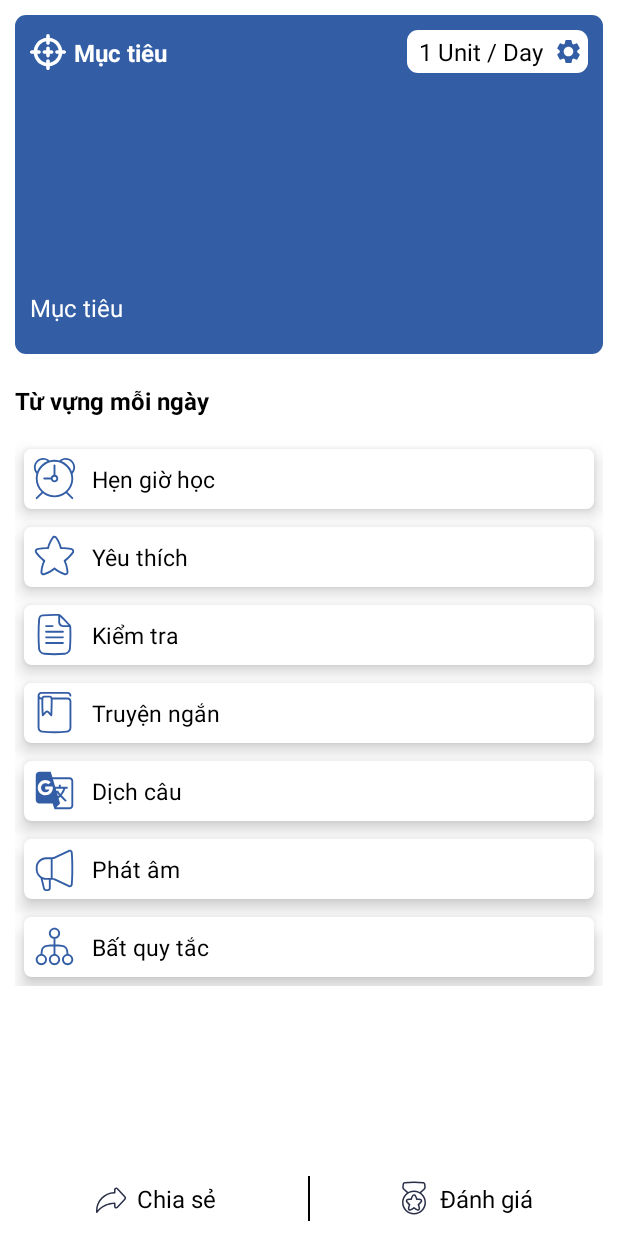
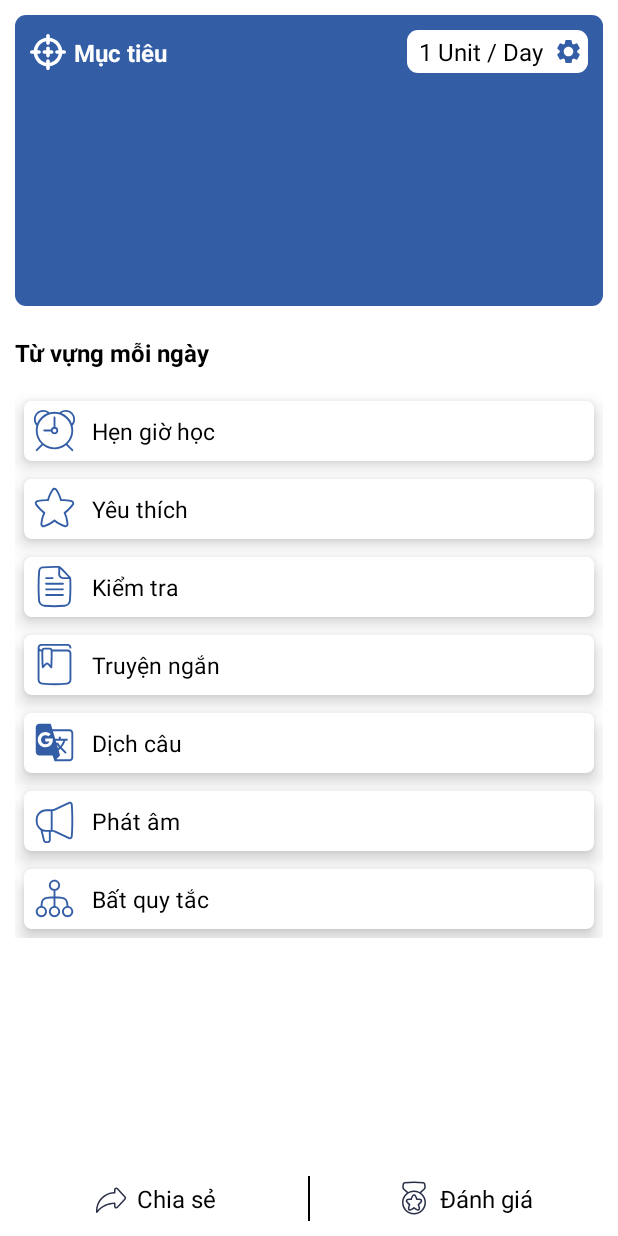
Before and after one commit to tinvongoc54/HackNao, an Android app: the layout fragment_home.xml on its own in the app's theme, with its tools: preview values and no code run, on a phone screen of 412 x 824 dp. Run offline under Robolectric (Android 15) with nearby library versions, the phone set to English and light mode, and no system bars.

Commit message:
fix bugs

```diff
--- a/app/src/main/java/com/vtd/hacknao/ui/check/eng_vie/CheckEngVieFragment.kt
+++ b/app/src/main/java/com/vtd/hacknao/ui/check/eng_vie/CheckEngVieFragment.kt
@@ -49,6 +49,7 @@ class CheckEngVieFragment :
 
             btnNext.setOnClickListener {
                 checkedList.remove(checkWord)
+                (viewBinding.rvAnswer.adapter as AnswerAdapter).setIsClickableItem(true)
                 showQuestion()
             }
 
--- a/app/src/main/java/com/vtd/hacknao/ui/check/sound/CheckSoundFragment.kt
+++ b/app/src/main/java/com/vtd/hacknao/ui/check/sound/CheckSoundFragment.kt
@@ -51,6 +51,7 @@ class CheckSoundFragment :
 
             btnNext.setOnClickListener {
                 checkedList.remove(checkWord)
+                (viewBinding.rvAnswer.adapter as AnswerAdapter).setIsClickableItem(true)
                 showQuestion()
             }
 
--- a/app/src/main/res/layout/fragment_home.xml
+++ b/app/src/main/res/layout/fragment_home.xml
@@ -76,18 +76,18 @@
             app:layout_constraintStart_toStartOf="parent"
             app:layout_constraintTop_toBottomOf="@+id/tvChooseTarget" />
 
-        <androidx.appcompat.widget.AppCompatTextView
-            android:id="@+id/tvResultTarget"
-            android:layout_width="@dimen/dp_0"
-            android:layout_height="wrap_content"
-            android:layout_marginStart="@dimen/dp_5"
-            android:layout_margin="@dimen/dp_10"
-            android:text="@string/text_target"
-            android:textColor="@color/white"
-            android:textSize="@dimen/sp_16"
-            app:layout_constraintEnd_toEndOf="parent"
-            app:layout_constraintStart_toStartOf="parent"
-            app:layout_constraintTop_toBottomOf="@+id/rvTarget" />
+<!--        <androidx.appcompat.widget.AppCompatTextView-->
+<!--            android:id="@+id/tvResultTarget"-->
+<!--            android:layout_width="@dimen/dp_0"-->
+<!--            android:layout_height="wrap_content"-->
+<!--            android:layout_marginStart="@dimen/dp_5"-->
+<!--            android:layout_margin="@dimen/dp_10"-->
+<!--            android:text="@string/text_target"-->
+<!--            android:textColor="@color/white"-->
+<!--            android:textSize="@dimen/sp_16"-->
+<!--            app:layout_constraintEnd_toEndOf="parent"-->
+<!--            app:layout_constraintStart_toStartOf="parent"-->
+<!--            app:layout_constraintTop_toBottomOf="@+id/rvTarget" />-->
 
     </androidx.constraintlayout.widget.ConstraintLayout>
 
```
Also changed, not shown: app/build.gradle.kts (+8 -8 lines), app/src/main/java/com/vtd/hacknao/ui/check/eng_vie/AnswerAdapter.kt (+12 -1 lines).
